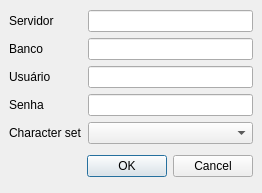
Above: rs/src/ui/frdbsettings.ui from xvjau/Reserva-de-Salas before the change. Below: the same form after it.
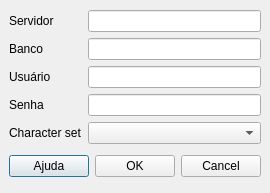
That is the form after the change. Icons and pictures are not drawn.

Commit message: Added Help button in dbsettings screen to link to site

Patch:
```diff
--- a/rs/src/ui/frdbsettings.ui
+++ b/rs/src/ui/frdbsettings.ui
@@ -117,6 +117,16 @@
      <property name="spacing" >
       <number>6</number>
      </property>
+     <item>
+      <widget class="QPushButton" name="helpButton" >
+       <property name="text" >
+        <string>Ajuda</string>
+       </property>
+       <property name="icon" >
+        <iconset resource="../res/rs.qrc" >:/png/buttons/16/help.png</iconset>
+       </property>
+      </widget>
+     </item>
      <item>
       <spacer>
        <property name="orientation" >
```
Left out of the diff: 4 changed lines with no effect on the pictures. The commit also changes 4 other files.
